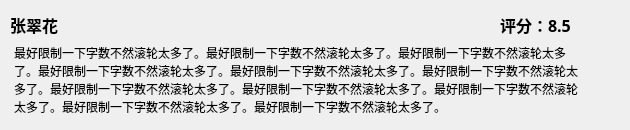
ljcleo/DBProj, file GUI/CommentWidgetUI.ui: the form before one commit.
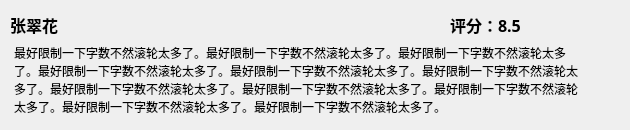
The form after the commit.

Diff of the .ui file:
```diff
--- a/GUI/CommentWidgetUI.ui
+++ b/GUI/CommentWidgetUI.ui
@@ -37,9 +37,9 @@
   <widget class="QLabel" name="RateLabel">
    <property name="geometry">
     <rect>
-     <x>500</x>
+     <x>450</x>
      <y>10</y>
-     <width>80</width>
+     <width>141</width>
      <height>30</height>
     </rect>
    </property>
```
